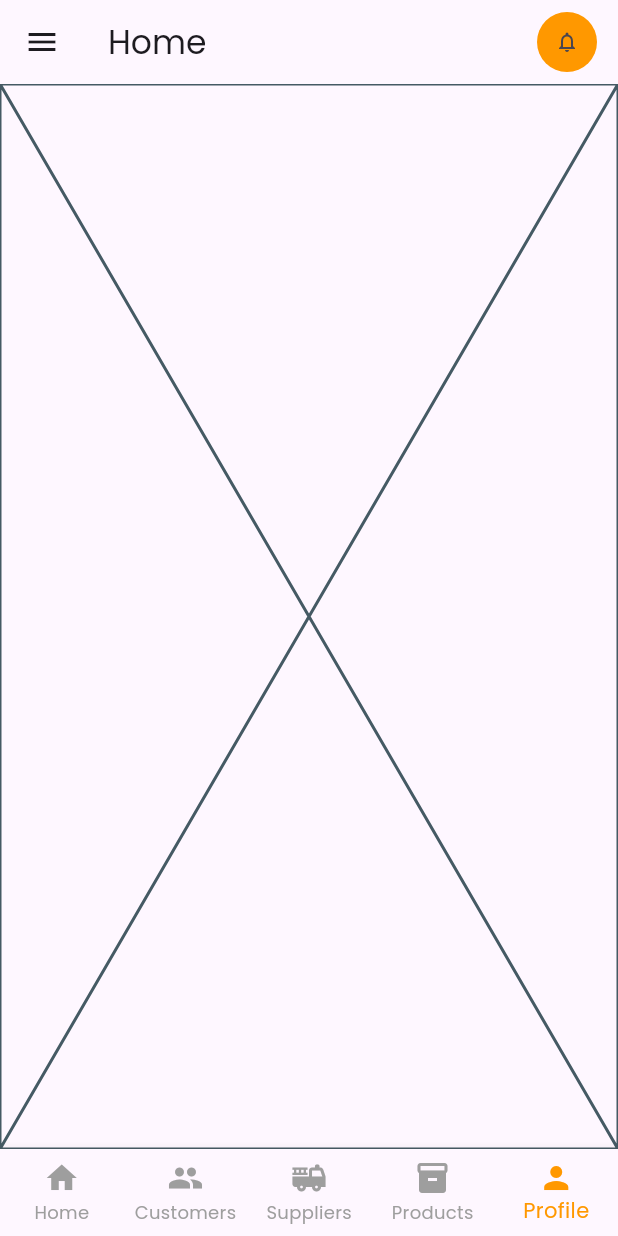
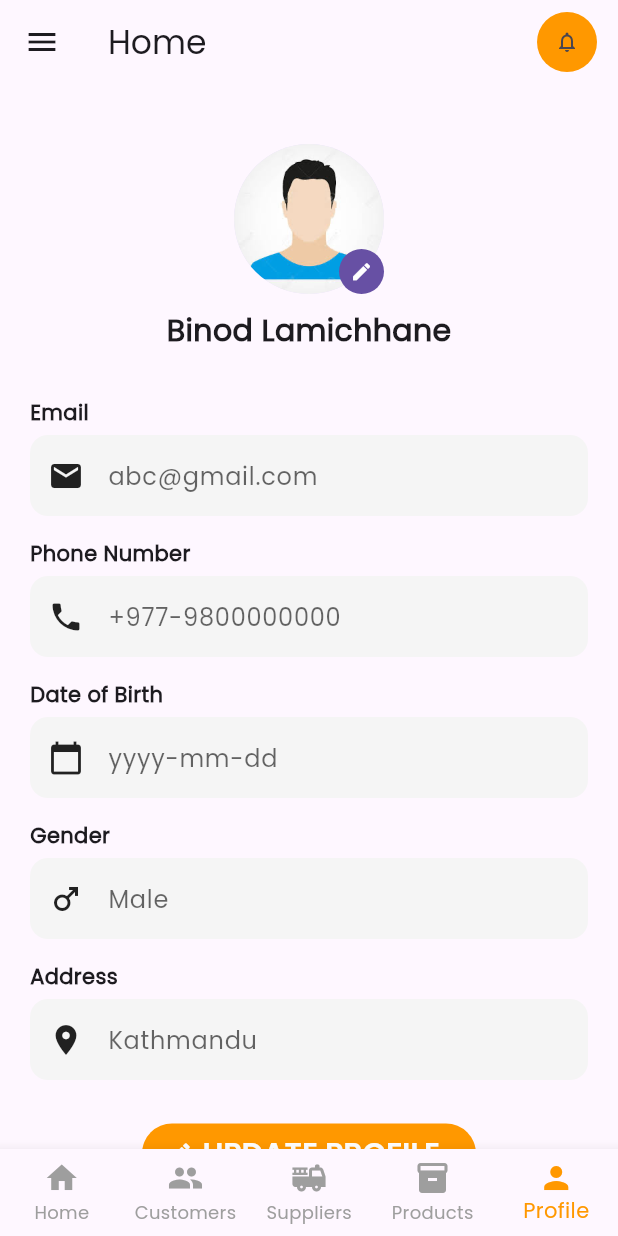
Before and after one commit to BinodLamichhane31/Hisab-Kitab-Flutter, a Flutter app: the screen it shows after launch, item 5 of the bottom bar chosen, on a phone screen of 412 x 824 dp. Run offline on Flutter 3.47's test engine with Material 3 defaults, Android fonts, the phone set to English and light mode, and no system bars; our stand-ins replace fl_chart, font_awesome_flutter.

Commit message:
designed profile page

```diff
--- /dev/null
+++ b/lib/utils/profile_fields.dart
@@ -0,0 +1,41 @@
+import 'package:flutter/material.dart';
+
+Widget buildInputField(
+  IconData icon,
+  String label,
+  String value,
+  ThemeData theme,
+) {
+  return Column(
+    crossAxisAlignment: CrossAxisAlignment.start,
+    children: [
+      Text(
+        label,
+        style: TextStyle(
+          fontWeight: FontWeight.bold,
+          color: theme.textTheme.bodyLarge?.color,
+        ),
+      ),
+      SizedBox(height: 5),
+      TextField(
+        enabled: false,
+        decoration: InputDecoration(
+          prefixIcon: Icon(icon, color: theme.iconTheme.color),
+          hintText: value,
+          hintStyle: TextStyle(color: theme.hintColor),
+          filled: true,
+          fillColor:
+              theme.inputDecorationTheme.fillColor ??
+              (theme.brightness == Brightness.dark
+                  ? Colors.grey.shade800
+                  : Colors.grey.shade100),
+          contentPadding: EdgeInsets.symmetric(vertical: 15, horizontal: 10),
+          border: OutlineInputBorder(
+            borderRadius: BorderRadius.circular(12),
+            borderSide: BorderSide.none,
+          ),
+        ),
+      ),
+    ],
+  );
+}
--- a/lib/view/dashboard_screens/profile_page_view.dart
+++ b/lib/view/dashboard_screens/profile_page_view.dart
@@ -1,10 +1,78 @@
 import 'package:flutter/material.dart';
+import 'package:hisab_kitab/utils/profile_fields.dart';
 
 class ProfilePageView extends StatelessWidget {
   const ProfilePageView({super.key});
 
   @override
   Widget build(BuildContext context) {
-    return const Placeholder();
+    final theme = Theme.of(context);
+
+    return SingleChildScrollView(
+      padding: EdgeInsets.symmetric(horizontal: 20, vertical: 20),
+      child: Column(
+        crossAxisAlignment: CrossAxisAlignment.center,
+        children: [
+          SizedBox(height: 20),
+          Center(
+            child: Stack(
+              alignment: Alignment.bottomRight,
+              children: [
+                CircleAvatar(
+                  radius: 50,
+                  backgroundImage: AssetImage(
+                    'assets/images/profile_image.png',
+                  ),
+                ),
+                CircleAvatar(
+                  radius: 15,
+                  backgroundColor: theme.primaryColor,
+                  child: Icon(Icons.edit, size: 15, color: Colors.white),
+                ),
+              ],
+            ),
+          ),
+          SizedBox(height: 10),
+          Text(
+            "Binod Lamichhane",
+            style: TextStyle(
+              fontWeight: FontWeight.bold,
+              fontSize: 20,
+              color: theme.textTheme.bodyLarge?.color,
+            ),
+          ),
+          SizedBox(height: 30),
+          buildInputField(Icons.email, "Email", "abc@gmail.com", theme),
+          SizedBox(height: 15),
+          buildInputField(
+            Icons.phone,
+            "Phone Number",
+            "+977-9800000000",
+            theme,
+          ),
+          SizedBox(height: 15),
+          buildInputField(
+            Icons.calendar_today,
+            "Date of Birth",
+            "yyyy-mm-dd",
+            theme,
+          ),
+          SizedBox(height: 15),
+          buildInputField(Icons.male, "Gender", "Male", theme),
+          SizedBox(height: 15),
+          buildInputField(Icons.location_on, "Address", "Kathmandu", theme),
+          SizedBox(height: 25),
+          ElevatedButton.icon(
+            style: theme.elevatedButtonTheme.style,
+            onPressed: () {},
+            icon: Icon(Icons.edit, color: Colors.white),
+            label: Text(
+              "UPDATE PROFILE",
+              style: TextStyle(color: Colors.white),
+            ),
+          ),
+        ],
+      ),
+    );
   }
 }
```
